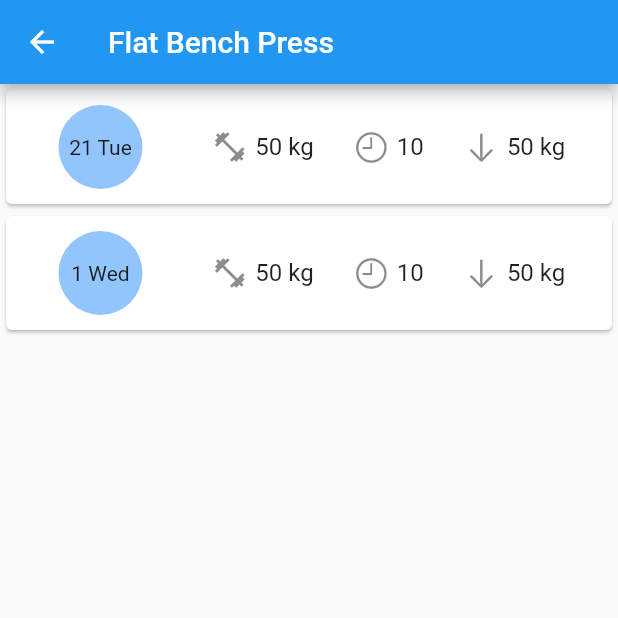
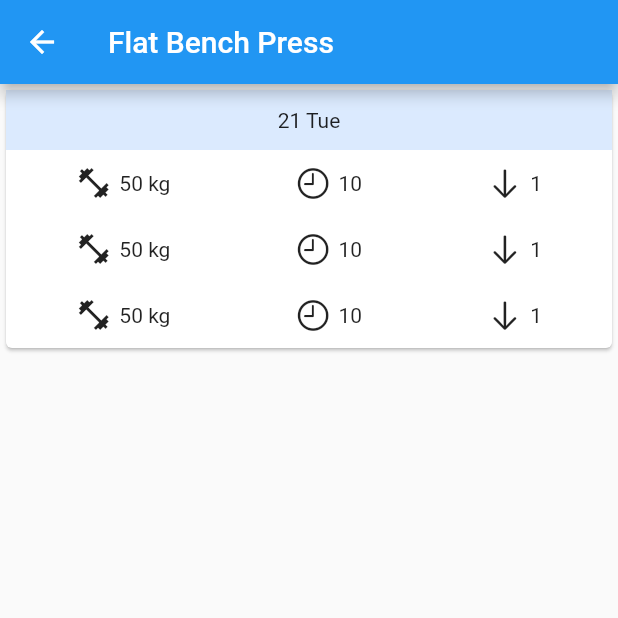
Before and after one commit to souravlayek/fitness-tracker-personal, a Flutter app: the screen it shows after launch, after a tap on "Flat Bench Press", on a phone screen of 412 x 824 dp, the top half of it. Run offline on Flutter 3.47's test engine with Material 2 defaults, Android fonts, the phone set to English and light mode, and no system bars; drawn by our look-alikes of velocity_x; our stand-ins replace firebase_core; accounts and stored records are empty.

Commit message:
Cleared details page

```diff
--- /dev/null
+++ b/lib/components/pageWidgets/detailsPage/each_set_row.dart
@@ -0,0 +1,38 @@
+import 'package:flutter/cupertino.dart';
+import 'package:flutter/material.dart';
+import 'package:workout_tracker/components/smallWidgets/data_with_icon.dart';
+import 'package:velocity_x/velocity_x.dart';
+
+class EachSetRow extends StatelessWidget {
+  final String weightTaken;
+  final String reps;
+  final String sets;
+  const EachSetRow(
+      {Key? key,
+      required this.weightTaken,
+      required this.reps,
+      required this.sets})
+      : super(key: key);
+
+  @override
+  Widget build(BuildContext context) {
+    return Container(
+      padding: const EdgeInsets.symmetric(vertical: 10, horizontal: 5),
+      width: double.infinity,
+      child: [
+        TextWithIcon(
+          icon: Icons.fitness_center,
+          value: weightTaken,
+        ),
+        TextWithIcon(
+          icon: CupertinoIcons.clock,
+          value: reps,
+        ),
+        TextWithIcon(
+          icon: CupertinoIcons.down_arrow,
+          value: sets,
+        ),
+      ].row(alignment: MainAxisAlignment.spaceAround),
+    );
+  }
+}
--- /dev/null
+++ b/lib/components/pageWidgets/detailsPage/my_workout_details_card.dart
@@ -0,0 +1,34 @@
+import 'package:flutter/material.dart';
+import 'package:intl/intl.dart';
+import 'package:workout_tracker/components/pageWidgets/detailsPage/each_set_row.dart';
+import 'package:workout_tracker/data/workout.modal.dart';
+import 'package:workout_tracker/utils/helperFunction.dart';
+import 'package:velocity_x/velocity_x.dart';
+
+class MyWorkoutDetailsCard extends StatelessWidget {
+  final WorkoutDone workedOutData;
+  const MyWorkoutDetailsCard({Key? key, required this.workedOutData})
+      : super(key: key);
+
+  @override
+  Widget build(BuildContext context) {
+    return Card(
+      child: Column(
+        children: [
+          Text(
+            DateFormat("d EEE").format(workedOutData.workedOutAt),
+            textAlign: TextAlign.center,
+          ).w(double.infinity).box.p12.blue100.make(),
+          Column(
+            children: workedOutData.workoutSets
+                .map((e) => EachSetRow(
+                    weightTaken: getWeightTakenWithUnit(e),
+                    reps: e.reps.toString(),
+                    sets: e.sets.toString()))
+                .toList(),
+          )
+        ],
+      ),
+    );
+  }
+}
--- /dev/null
+++ b/lib/components/smallWidgets/data_with_icon.dart
@@ -0,0 +1,22 @@
+import 'package:flutter/material.dart';
+import "package:velocity_x/velocity_x.dart";
+
+class TextWithIcon extends StatelessWidget {
+  final IconData icon;
+  final String value;
+  const TextWithIcon({Key? key, required this.icon, required this.value})
+      : super(key: key);
+
+  @override
+  Widget build(BuildContext context) {
+    return Row(
+      children: [
+        Icon(icon),
+        const SizedBox(
+          width: 5,
+        ),
+        (value).text.make()
+      ],
+    );
+  }
+}
--- a/lib/data/data.dart
+++ b/lib/data/data.dart
@@ -15,35 +15,17 @@ List<WorkOut> workouts = [
 
 List<Color> colors = [Vx.amber400, Vx.green400, Vx.blue400, Vx.purple400];
 
-List<TrackingData> trackingData = [
-  TrackingData(
-      date: DateTime.now(),
-      workout: workouts[0],
-      weight: Weight(weight: 50, type: WeightType.kg),
-      reps: 10,
-      sets: 1),
-  TrackingData(
-      date: new DateTime(2020),
-      workout: workouts[0],
-      weight: Weight(weight: 50, type: WeightType.kg),
-      reps: 10,
-      sets: 1),
-  TrackingData(
-      date: DateTime.now(),
-      workout: workouts[1],
-      weight: Weight(weight: 50, type: WeightType.kg),
-      reps: 10,
-      sets: 1),
-  TrackingData(
-      date: DateTime.now(),
-      workout: workouts[2],
-      weight: Weight(weight: 50, type: WeightType.kg),
-      reps: 10,
-      sets: 1),
-  TrackingData(
-      date: DateTime.now(),
-      workout: workouts[3],
-      weight: Weight(weight: 50, type: WeightType.kg),
-      reps: 10,
-      sets: 1),
+List<WorkoutDone> workedOutData = [
+  WorkoutDone(
+    workout: workouts[0],
+    workedOutAt: DateTime.now(),
+    workoutSets: [
+      TrackingData(
+          weight: Weight(weight: 50, type: WeightType.kg), reps: 10, sets: 1),
+      TrackingData(
+          weight: Weight(weight: 50, type: WeightType.kg), reps: 10, sets: 1),
+      TrackingData(
+          weight: Weight(weight: 50, type: WeightType.kg), reps: 10, sets: 1),
+    ],
+  )
 ];
--- a/lib/data/workout.modal.dart
+++ b/lib/data/workout.modal.dart
@@ -1,4 +1,6 @@
 import 'dart:convert';
+
+import 'package:flutter/foundation.dart';
 
 enum WeightType { number, kg, pound }
 
@@ -84,29 +86,21 @@ class Weight {
 }
 
 class TrackingData {
-  final DateTime date;
-  final WorkOut workout;
   final Weight weight;
   final num reps;
   final num sets;
   TrackingData({
-    required this.date,
-    required this.workout,
     required this.weight,
     required this.reps,
     required this.sets,
   });
 
   TrackingData copyWith({
-    DateTime? date,
-    WorkOut? workout,
     Weight? weight,
     num? reps,
     num? sets,
   }) {
     return TrackingData(
-      date: date ?? this.date,
-      workout: workout ?? this.workout,
       weight: weight ?? this.weight,
       reps: reps ?? this.reps,
       sets: sets ?? this.sets,
@@ -115,8 +109,6 @@ class TrackingData {
 
   Map<String, dynamic> toMap() {
     return {
-      'date': date.millisecondsSinceEpoch,
-      'workout': workout.toMap(),
       'weight': weight.toMap(),
       'reps': reps,
       'sets': sets,
@@ -125,8 +117,6 @@ class TrackingData {
 
   factory TrackingData.fromMap(Map<String, dynamic> map) {
     return TrackingData(
-      date: DateTime.fromMillisecondsSinceEpoch(map['date']),
-      workout: WorkOut.fromMap(map['workout']),
       weight: Weight.fromMap(map['weight']),
       reps: map['reps'] ?? 0,
       sets: map['sets'] ?? 0,
@@ -139,7 +129,55 @@ class TrackingData {
       TrackingData.fromMap(json.decode(source));
 
   @override
-  String toString() {
-    return 'TrackingData(date: $date, workout: $workout, weight: $weight, reps: $reps, sets: $sets)';
+  String toString() =>
+      'TrackingData(weight: $weight, reps: $reps, sets: $sets)';
+}
+
+class WorkoutDone {
+  final WorkOut workout;
+  final DateTime workedOutAt;
+  final List<TrackingData> workoutSets;
+  WorkoutDone({
+    required this.workout,
+    required this.workedOutAt,
+    required this.workoutSets,
+  });
+
+  WorkoutDone copyWith({
+    WorkOut? workout,
+    DateTime? workedOutAt,
+    List<TrackingData>? workoutSets,
+  }) {
+    return WorkoutDone(
+      workout: workout ?? this.workout,
+      workedOutAt: workedOutAt ?? this.workedOutAt,
+      workoutSets: workoutSets ?? this.workoutSets,
+    );
   }
+
+  Map<String, dynamic> toMap() {
+    return {
+      'workout': workout.toMap(),
+      'workedOutAt': workedOutAt.millisecondsSinceEpoch,
+      'workoutSets': workoutSets.map((x) => x.toMap()).toList(),
+    };
+  }
+
+  factory WorkoutDone.fromMap(Map<String, dynamic> map) {
+    return WorkoutDone(
+      workout: WorkOut.fromMap(map['workout']),
+      workedOutAt: DateTime.fromMillisecondsSinceEpoch(map['workedOutAt']),
+      workoutSets: List<TrackingData>.from(
+          map['workoutSets']?.map((x) => TrackingData.fromMap(x))),
+    );
+  }
+
+  String toJson() => json.encode(toMap());
+
+  factory WorkoutDone.fromJson(String source) =>
+      WorkoutDone.fromMap(json.decode(source));
+
+  @override
+  String toString() =>
+      'WorkoutDone(workout: $workout, workedOutAt: $workedOutAt, workoutSets: $workoutSets)';
 }
--- a/lib/main.dart
+++ b/lib/main.dart
@@ -1,9 +1,12 @@
+import 'package:firebase_core/firebase_core.dart';
 import 'package:flutter/material.dart';
 import 'package:workout_tracker/screens/details.dart';
 import 'package:workout_tracker/screens/homepage.dart';
 import 'package:workout_tracker/utils/routes.dart';
 
-void main() {
+void main() async {
+  WidgetsFlutterBinding.ensureInitialized();
+  await Firebase.initializeApp();
   runApp(const MyApp());
 }
 
--- a/lib/screens/details.dart
+++ b/lib/screens/details.dart
@@ -1,9 +1,8 @@
-import 'package:flutter/cupertino.dart';
 import 'package:flutter/material.dart';
 import 'package:velocity_x/velocity_x.dart';
+import 'package:workout_tracker/components/pageWidgets/detailsPage/my_workout_details_card.dart';
 import 'package:workout_tracker/data/workout.modal.dart';
 import 'package:workout_tracker/utils/helperFunction.dart';
-import 'package:intl/intl.dart';
 
 class DetailsPage extends StatelessWidget {
   const DetailsPage({Key? key}) : super(key: key);
@@ -13,7 +12,7 @@ class DetailsPage extends StatelessWidget {
     final myObj =
         ModalRoute.of(context)!.settings.arguments as Map<String, String>;
     final WorkOut myWorkout = getIndevidualWorkout(myObj["id"] as String);
-    final List<TrackingData> myTrackingData =
+    final List<WorkoutDone> myWorkoutData =
         getTrackingDataBasedOnWorkout(myWorkout.id);
 
     return Scaffold(
@@ -21,84 +20,11 @@ class DetailsPage extends StatelessWidget {
         title: (myWorkout.workoutName).text.make(),
       ),
       body: ListView.builder(
-        itemCount: myTrackingData.length,
-        itemBuilder: (context, index) => MyTrackingDataItem(
-          trackingData: myTrackingData[index],
+        itemCount: myWorkoutData.length,
+        itemBuilder: (context, index) => MyWorkoutDetailsCard(
+          workedOutData: myWorkoutData[index],
         ),
       ),
     );
   }
 }
-
-class MyTrackingDataItem extends StatelessWidget {
-  final TrackingData trackingData;
-  const MyTrackingDataItem({Key? key, required this.trackingData})
-      : super(key: key);
-
-  get weightTaken {
-    switch (trackingData.weight.type) {
-      case WeightType.kg:
-        return "${trackingData.weight.weight.toString()} kg";
-      case WeightType.number:
-        return "${trackingData.weight.weight.toString()} nos";
-      case WeightType.pound:
-        return "${trackingData.weight.weight.toString()} lb";
-      default:
-    }
-  }
-
-  @override
-  Widget build(BuildContext context) {
-    return ListTile(
-      leading: (DateFormat("d EEE").format(trackingData.date))
-          .text
-          .makeCentered()
-          .box
-          .roundedFull
-          .blue300
-          .make()
-          .w(90)
-          .h(90),
-      title: [
-        TrackedDataItems(
-          icon: Icons.fitness_center,
-          value: weightTaken,
-        ),
-        TrackedDataItems(
-          icon: CupertinoIcons.clock,
-          value: trackingData.reps.toString(),
-        ),
-        TrackedDataItems(
-          icon: CupertinoIcons.down_arrow,
-          value: weightTaken,
-        ),
-      ].row(alignment: MainAxisAlignment.spaceAround),
-    )
-        .box
-        .padding(EdgeInsets.symmetric(vertical: 5, horizontal: 2))
-        .margin(EdgeInsets.symmetric(vertical: 5))
-        .make()
-        .card
-        .make();
-  }
-}
-
-class TrackedDataItems extends StatelessWidget {
-  final IconData icon;
-  final String value;
-  const TrackedDataItems({Key? key, required this.icon, required this.value})
-      : super(key: key);
-
-  @override
-  Widget build(BuildContext context) {
-    return Row(
-      children: [
-        Icon(icon),
-        SizedBox(
-          width: 5,
-        ),
-        (value).text.make()
-      ],
-    );
-  }
-}
--- a/lib/utils/helperFunction.dart
+++ b/lib/utils/helperFunction.dart
@@ -13,6 +13,31 @@ WorkOut getIndevidualWorkout(String id) {
   return workouts.firstWhere((element) => element.id == id);
 }
 
-List<TrackingData> getTrackingDataBasedOnWorkout(String id) {
-  return trackingData.where((e) => e.workout.id == id).toList();
+List<WorkoutDone> getTrackingDataBasedOnWorkout(String id) {
+  return workedOutData.where((e) => e.workout.id == id).toList();
 }
+
+String getWeightTakenWithUnit(TrackingData trackingData) {
+  switch (trackingData.weight.type) {
+    case WeightType.kg:
+      return "${trackingData.weight.weight.toString()} kg";
+    case WeightType.number:
+      return "${trackingData.weight.weight.toString()} nos";
+    case WeightType.pound:
+      return "${trackingData.weight.weight.toString()} lb";
+    default:
+      return "";
+  }
+}
+
+// ============================= [[FIREBASE]] ===================================
+
+// import 'package:cloud_firestore/cloud_firestore.dart';
+
+    // Future<void> getData() async {
+    //   CollectionReference data =
+    //       FirebaseFirestore.instance.collection('dummycollection');
+    //   return await data.get().then((value) {
+    //     value.docs.forEach((e) => print(e.data()));
+    //   }).catchError((error) => print("Failed to add user: $error"));
+    // }
--- a/pubspec.yaml
+++ b/pubspec.yaml
@@ -32,6 +32,9 @@ dependencies:
   velocity_x: ^3.3.0
   uuid: 3.0.5
   intl: ^0.17.0
+  http: ^0.13.4
+  firebase_core: ^1.10.6
+  cloud_firestore: ^3.1.5
 
   # The following adds the Cupertino Icons font to your application.
   # Use with the CupertinoIcons class for iOS style icons.
```
Also changed, not shown: pubspec.lock, 3 other files.
